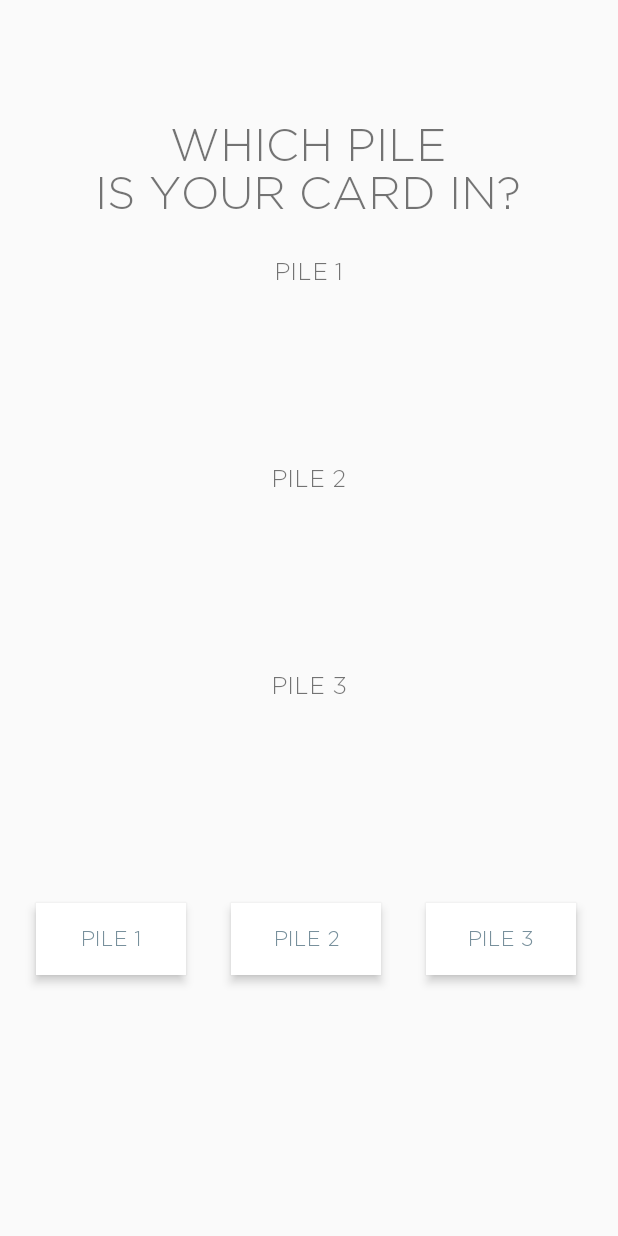
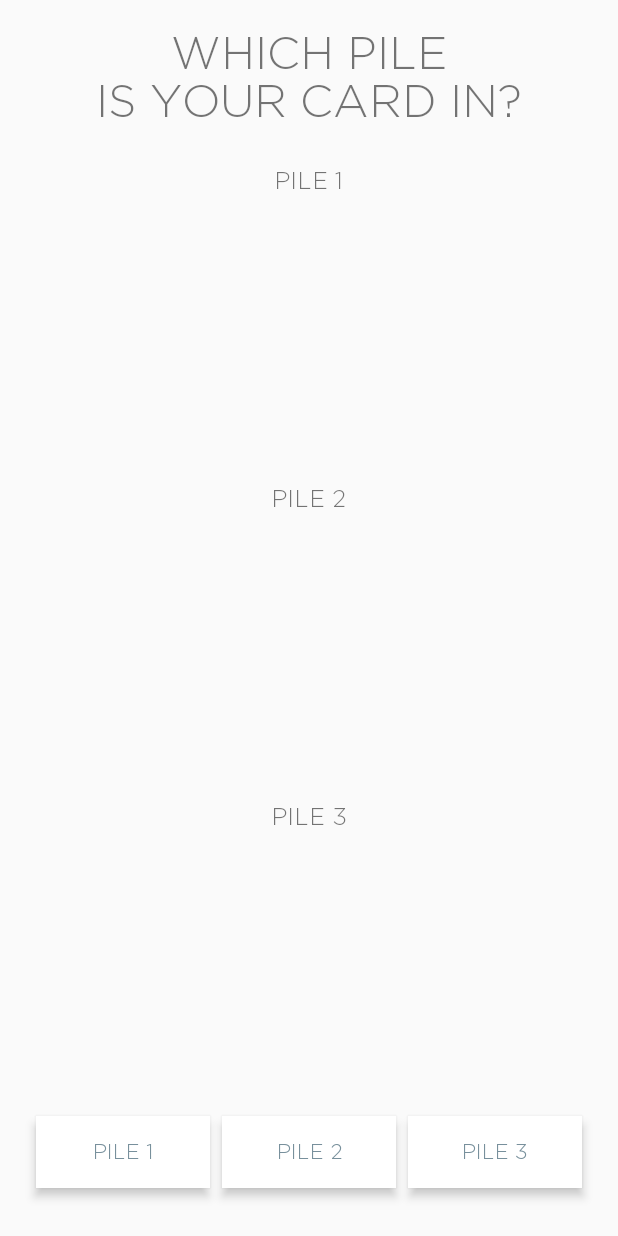
Before and after one commit to tylerbwong/CardGame, an Android app: the RealMagicPileActivity screen opened directly, with no data from a screen before it, on a phone screen of 412 x 824 dp. Run offline under Robolectric (Android 15) with nearby library versions, the phone set to English and light mode, and no system bars; 6 statements that could not run were skipped.

Commit message:
reformatted layouts for real magic trick

```diff
--- a/app/src/main/res/layout/activity_pile.xml
+++ b/app/src/main/res/layout/activity_pile.xml
@@ -1,33 +1,36 @@
 <?xml version="1.0" encoding="utf-8"?>
-<LinearLayout xmlns:android="http://schemas.android.com/apk/res/android"
+<RelativeLayout xmlns:android="http://schemas.android.com/apk/res/android"
     android:layout_width="match_parent"
     android:layout_height="match_parent"
-              android:orientation="vertical">
-
-    <LinearLayout
-        android:layout_width="350dp"
-        android:layout_height="72dp"
-        android:layout_gravity="center"
-        android:layout_marginTop="80dp"
-        android:orientation="vertical">
+    android:padding="@dimen/activity_horizontal_margin">
 
     <TextView
         android:id="@+id/title_label"
         android:layout_width="wrap_content"
-            android:layout_height="wrap_content"
-            android:layout_gravity="center"
+        android:layout_height="70dp"
+        android:layout_alignParentTop="true"
+        android:layout_centerHorizontal="true"
+        android:gravity="center"
         android:text="@string/pile_1"
         android:textAlignment="center"
-            android:textSize="30sp"/>
-
-    </LinearLayout>
+        android:textSize="30sp" />
 
     <LinearLayout
-        android:layout_width="wrap_content"
-        android:layout_height="wrap_content"
-        android:layout_gravity="center"
-        android:layout_marginTop="20dp"
-        android:orientation="vertical">
+        android:layout_width="match_parent"
+        android:layout_height="match_parent"
+        android:layout_below="@id/title_label"
+        android:layout_above="@+id/button_layout"
+        android:orientation="vertical"
+        android:paddingLeft="8dp"
+        android:paddingRight="8dp"
+        android:layout_marginTop="25dp">
+
+        <LinearLayout
+            android:layout_width="match_parent"
+            android:layout_height="0dp"
+            android:layout_weight="1"
+            android:orientation="vertical"
+            android:layout_gravity="center_horizontal">
 
             <TextView
                 android:id="@+id/pile1_label"
@@ -35,22 +38,23 @@
                 android:layout_height="wrap_content"
                 android:layout_gravity="center"
                 android:text="@string/pile1"
-            android:textSize="16sp"/>
+                android:textSize="16sp" />
 
             <android.support.v7.widget.RecyclerView
                 android:id="@+id/pile1"
-            android:layout_width="360dp"
-            android:layout_height="100dp"
+                android:layout_width="match_parent"
+                android:layout_height="wrap_content"
                 android:layout_gravity="center"
-            android:scrollbars="horizontal"/>
+                android:scrollbars="horizontal" />
         </LinearLayout>
 
         <LinearLayout
-        android:layout_width="wrap_content"
-        android:layout_height="wrap_content"
-        android:layout_gravity="center"
+            android:layout_width="match_parent"
+            android:layout_height="0dp"
+            android:layout_weight="1"
             android:layout_marginTop="20dp"
-        android:orientation="vertical">
+            android:orientation="vertical"
+            android:layout_gravity="center_horizontal">
 
             <TextView
                 android:id="@+id/pile2_label"
@@ -58,22 +62,23 @@
                 android:layout_height="wrap_content"
                 android:layout_gravity="center"
                 android:text="@string/pile2"
-            android:textSize="16sp"/>
+                android:textSize="16sp" />
 
             <android.support.v7.widget.RecyclerView
                 android:id="@+id/pile2"
-            android:layout_width="360dp"
-            android:layout_height="100dp"
+                android:layout_width="match_parent"
+                android:layout_height="wrap_content"
                 android:layout_gravity="center"
-            android:scrollbars="horizontal"/>
+                android:scrollbars="horizontal" />
         </LinearLayout>
 
         <LinearLayout
-        android:layout_width="wrap_content"
-        android:layout_height="wrap_content"
-        android:layout_gravity="center"
+            android:layout_width="match_parent"
+            android:layout_height="0dp"
+            android:layout_weight="1"
             android:layout_marginTop="20dp"
-        android:orientation="vertical">
+            android:orientation="vertical"
+            android:layout_gravity="center_horizontal">
 
             <TextView
                 android:id="@+id/pile3_label"
@@ -81,57 +86,61 @@
                 android:layout_height="wrap_content"
                 android:layout_gravity="center"
                 android:text="@string/pile3"
-            android:textSize="16sp"/>
+                android:textSize="16sp" />
 
             <android.support.v7.widget.RecyclerView
                 android:id="@+id/pile3"
-            android:layout_width="360dp"
-            android:layout_height="100dp"
+                android:layout_width="match_parent"
+                android:layout_height="wrap_content"
                 android:layout_gravity="center"
-            android:scrollbars="horizontal"/>
+                android:scrollbars="horizontal" />
+        </LinearLayout>
     </LinearLayout>
 
     <LinearLayout
-        android:layout_width="400dp"
-        android:layout_height="100dp"
-        android:layout_gravity="center"
-        android:orientation="horizontal"
-        android:layout_marginTop="10dp">
+        android:layout_width="match_parent"
+        android:layout_height="80dp"
+        android:id="@+id/button_layout"
+        android:layout_alignParentBottom="true"
+        android:layout_gravity="center_horizontal"
+        android:gravity="center"
+        android:orientation="horizontal">
 
         <Button
             android:id="@+id/pile1_button"
-            android:layout_width="100dp"
+            android:layout_width="0dp"
             android:layout_height="wrap_content"
-            android:layout_gravity="center"
+            android:layout_marginEnd="8dp"
+            android:layout_marginStart="8dp"
+            android:layout_weight="1"
             android:background="@color/white"
             android:onClick="pile1Clicked"
-            android:layout_marginStart="18dp"
-            android:layout_marginEnd="30dp"
             android:stateListAnimator="@anim/button_animator"
             android:text="@string/pile1"
-            android:textColor="@color/colorAccent"/>
+            android:textColor="@color/colorAccent" />
 
         <Button
             android:id="@+id/pile2_button"
-            android:layout_width="100dp"
+            android:layout_width="0dp"
             android:layout_height="wrap_content"
-            android:layout_gravity="center"
+            android:layout_weight="1"
             android:background="@color/white"
             android:onClick="pile2Clicked"
-            android:layout_marginEnd="30dp"
             android:stateListAnimator="@anim/button_animator"
             android:text="@string/pile2"
-            android:textColor="@color/colorAccent"/>
+            android:textColor="@color/colorAccent" />
 
         <Button
             android:id="@+id/pile3_button"
-            android:layout_width="100dp"
+            android:layout_width="0dp"
             android:layout_height="wrap_content"
-            android:layout_gravity="center"
+            android:layout_marginEnd="8dp"
+            android:layout_marginStart="8dp"
+            android:layout_weight="1"
             android:background="@color/white"
             android:onClick="pile3Clicked"
             android:stateListAnimator="@anim/button_animator"
             android:text="@string/pile3"
-            android:textColor="@color/colorAccent"/>
+            android:textColor="@color/colorAccent" />
     </LinearLayout>
-</LinearLayout>
+</RelativeLayout>
--- a/app/src/main/res/layout/card_view.xml
+++ b/app/src/main/res/layout/card_view.xml
@@ -15,7 +15,7 @@
         android:id="@+id/small_rank"
         android:layout_centerVertical="true"
         android:layout_height="wrap_content"
-        android:layout_marginStart="8dp"
+        android:layout_marginStart="4dp"
         android:layout_toEndOf="@id/suit"
         android:layout_width="wrap_content"
         android:text="A"
@@ -26,9 +26,9 @@
         android:gravity="center_vertical"
         android:id="@+id/rank"
         android:layout_height="match_parent"
-        android:layout_marginStart="150dp"
+        android:layout_marginStart="105dp"
         android:layout_width="match_parent"
-        android:text="@string/ace_spades"
+        android:text="@string/queen_diamonds"
         android:textColor="@color/colorAccent"
         android:textSize="18sp" />
 </RelativeLayout>
--- a/app/src/main/res/values/strings.xml
+++ b/app/src/main/res/values/strings.xml
@@ -20,6 +20,7 @@
     <string name="next">NEXT</string>
     <string name="real_magic_trick">REAL MAGIC TRICK</string>
     <string name="ace_spades">Ace of Spades</string>
+    <string name="queen_diamonds">Queen of Diamonds</string>
     <string name="remember">Remember one of the cards below!</string>
     <string name="number_enter">Enter a number 1-26</string>
     <string name="favorite_number">"WHAT IS YOUR\nFAVORITE NUMBER?"</string>
```
Also changed, not shown: app/src/main/res/layout/activity_favorite.xml (+14 -20 lines), app/src/main/res/layout/activity_magic_result.xml (+7 -11 lines), app/src/main/res/layout/activity_real_magic.xml (+30 -13 lines). Lines whose indentation alone changed are shown as unchanged.
